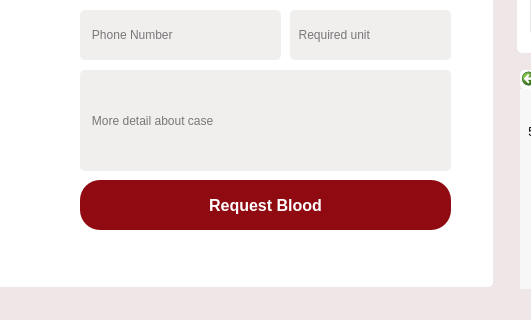
First picture: the form in request_blood.ui, repository Rista10/Final, before the edit; both pictures show x 490 to 1021 and y 380 to 700 of the 1270 by 700 pixel window.
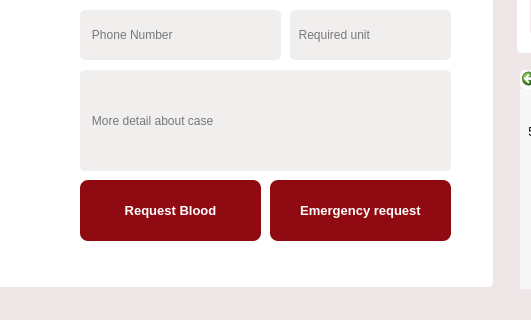
Second picture: the form after the edit. Icons and pictures are not drawn.

```diff
--- a/request_blood.ui
+++ b/request_blood.ui
@@ -411,6 +411,11 @@
      <height>542</height>
     </rect>
    </property>
+   <property name="font">
+    <font>
+     <pointsize>8</pointsize>
+    </font>
+   </property>
    <property name="styleSheet">
     <string notr="true">background-color: rgb(255, 255, 255);
 border-radius:5px;</string>
@@ -580,13 +585,13 @@
     <rect>
      <x>570</x>
      <y>560</y>
-     <width>371</width>
-     <height>50</height>
+     <width>181</width>
+     <height>61</height>
     </rect>
    </property>
    <property name="font">
     <font>
-     <pointsize>12</pointsize>
+     <pointsize>10</pointsize>
      <bold>true</bold>
     </font>
    </property>
@@ -597,7 +602,7 @@
     <string notr="true">#register_2
 {
 background-color:rgb(144, 10, 18);
-border-radius:20px;
+border-radius:8px;
 	color: rgb(255, 255, 255);
 }
 
@@ -954,6 +959,42 @@
     <string>  Required unit</string>
    </property>
   </widget>
+  <widget class="QPushButton" name="register_3">
+   <property name="geometry">
+    <rect>
+     <x>760</x>
+     <y>560</y>
+     <width>181</width>
+     <height>61</height>
+    </rect>
+   </property>
+   <property name="font">
+    <font>
+     <pointsize>10</pointsize>
+     <bold>true</bold>
+    </font>
+   </property>
+   <property name="cursor">
+    <cursorShape>PointingHandCursor</cursorShape>
+   </property>
+   <property name="styleSheet">
+    <string notr="true">#register_3
+{
+background-color:rgb(144, 10, 18);
+border-radius:8px;
+	color: rgb(255, 255, 255);
+}
+
+#register_3::hover
+{
+background-color:white;
+	color: rgb(144, 10, 18);
+}</string>
+   </property>
+   <property name="text">
+    <string>Emergency request</string>
+   </property>
+  </widget>
   <zorder>label</zorder>
   <zorder>label_7</zorder>
   <zorder>home</zorder>
@@ -997,6 +1038,7 @@
   <zorder>label_33</zorder>
   <zorder>label_34</zorder>
   <zorder>required_unit</zorder>
+  <zorder>register_3</zorder>
  </widget>
  <resources/>
  <connections/>
```
